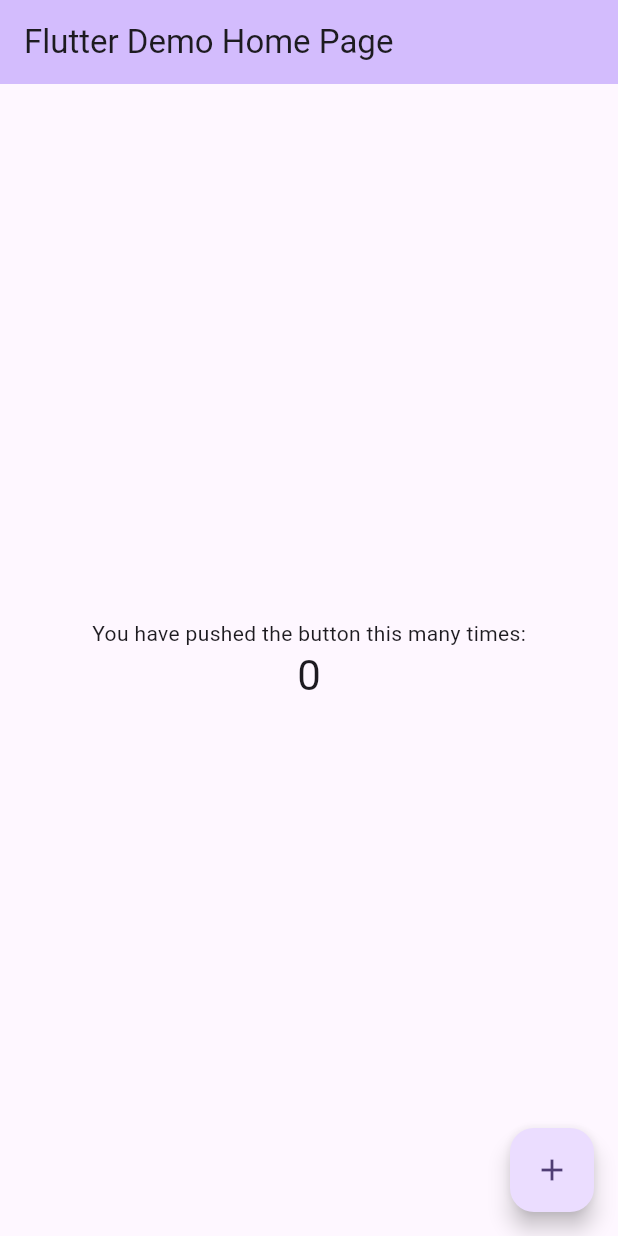
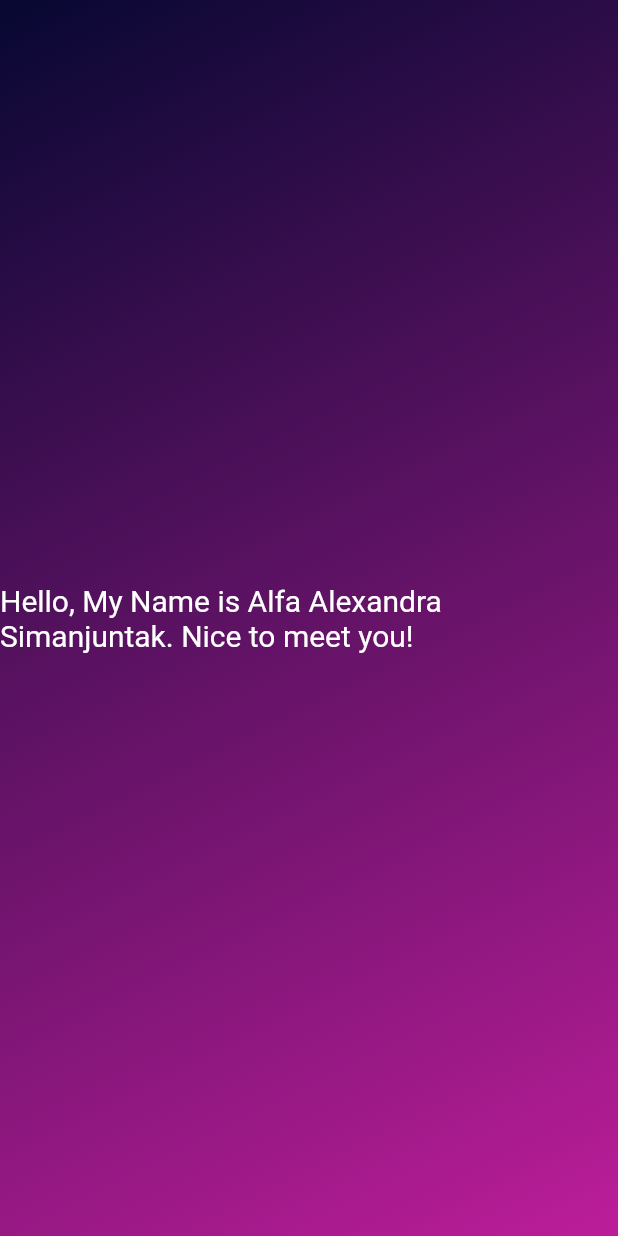
Before and after one commit to alfaalexx/learn-flutter, a Flutter app: the screen it shows after launch, on a phone screen of 412 x 824 dp. Run offline on Flutter 3.47's test engine with Material 2 defaults, Android fonts, the phone set to English and light mode, and no system bars.

Commit message:
Learn variables

```diff
--- /dev/null
+++ b/lib/gradient_container.dart
@@ -0,0 +1,28 @@
+import 'package:flutter/material.dart';
+import 'package:first_app/styled_text.dart';
+
+var startAlignment = Alignment.topLeft;
+var endAlignment = Alignment.bottomRight;
+
+class GradientContainer extends StatelessWidget {
+  const GradientContainer({super.key});
+
+  @override
+  Widget build(context) {
+    return Container(
+      decoration: BoxDecoration(
+        gradient: LinearGradient(
+          colors: const [
+            Color.fromARGB(255, 7, 8, 50),
+            Color.fromARGB(255, 188, 29, 153),
+          ],
+          begin: startAlignment,
+          end: endAlignment,
+        ),
+      ),
+      child: const Center(
+        child: StyledText(),
+      ),
+    );
+  }
+}
--- a/lib/main.dart
+++ b/lib/main.dart
@@ -1,125 +1,12 @@
 import 'package:flutter/material.dart';
+import 'package:first_app/gradient_container.dart';
 
 void main() {
-  runApp(const MyApp());
+  runApp(
+    const MaterialApp(
+      home: Scaffold(
+        body: GradientContainer(),
+      ),
+    ),
+  );
 }
-
-class MyApp extends StatelessWidget {
-  const MyApp({super.key});
-
-  // This widget is the root of your application.
-  @override
-  Widget build(BuildContext context) {
-    return MaterialApp(
-      title: 'Flutter Demo',
-      theme: ThemeData(
-        // This is the theme of your application.
-        //
-        // TRY THIS: Try running your application with "flutter run". You'll see
-        // the application has a blue toolbar. Then, without quitting the app,
-        // try changing the seedColor in the colorScheme below to Colors.green
-        // and then invoke "hot reload" (save your changes or press the "hot
-        // reload" button in a Flutter-supported IDE, or press "r" if you used
-        // the command line to start the app).
-        //
-        // Notice that the counter didn't reset back to zero; the application
-        // state is not lost during the reload. To reset the state, use hot
-        // restart instead.
-        //
-        // This works for code too, not just values: Most code changes can be
-        // tested with just a hot reload.
-        colorScheme: ColorScheme.fromSeed(seedColor: Colors.deepPurple),
-        useMaterial3: true,
-      ),
-      home: const MyHomePage(title: 'Flutter Demo Home Page'),
-    );
-  }
-}
-
-class MyHomePage extends StatefulWidget {
-  const MyHomePage({super.key, required this.title});
-
-  // This widget is the home page of your application. It is stateful, meaning
-  // that it has a State object (defined below) that contains fields that affect
-  // how it looks.
-
-  // This class is the configuration for the state. It holds the values (in this
-  // case the title) provided by the parent (in this case the App widget) and
-  // used by the build method of the State. Fields in a Widget subclass are
-  // always marked "final".
-
-  final String title;
-
-  @override
-  State<MyHomePage> createState() => _MyHomePageState();
-}
-
-class _MyHomePageState extends State<MyHomePage> {
-  int _counter = 0;
-
-  void _incrementCounter() {
-    setState(() {
-      // This call to setState tells the Flutter framework that something has
-      // changed in this State, which causes it to rerun the build method below
-      // so that the display can reflect the updated values. If we changed
-      // _counter without calling setState(), then the build method would not be
-      // called again, and so nothing would appear to happen.
-      _counter++;
-    });
-  }
-
-  @override
-  Widget build(BuildContext context) {
-    // This method is rerun every time setState is called, for instance as done
-    // by the _incrementCounter method above.
-    //
-    // The Flutter framework has been optimized to make rerunning build methods
-    // fast, so that you can just rebuild anything that needs updating rather
-    // than having to individually change instances of widgets.
-    return Scaffold(
-      appBar: AppBar(
-        // TRY THIS: Try changing the color here to a specific color (to
-        // Colors.amber, perhaps?) and trigger a hot reload to see the AppBar
-        // change color while the other colors stay the same.
-        backgroundColor: Theme.of(context).colorScheme.inversePrimary,
-        // Here we take the value from the MyHomePage object that was created by
-        // the App.build method, and use it to set our appbar title.
-        title: Text(widget.title),
-      ),
-      body: Center(
-        // Center is a layout widget. It takes a single child and positions it
-        // in the middle of the parent.
-        child: Column(
-          // Column is also a layout widget. It takes a list of children and
-          // arranges them vertically. By default, it sizes itself to fit its
-          // children horizontally, and tries to be as tall as its parent.
-          //
-          // Column has various properties to control how it sizes itself and
-          // how it positions its children. Here we use mainAxisAlignment to
-          // center the children vertically; the main axis here is the vertical
-          // axis because Columns are vertical (the cross axis would be
-          // horizontal).
-          //
-          // TRY THIS: Invoke "debug painting" (choose the "Toggle Debug Paint"
-          // action in the IDE, or press "p" in the console), to see the
-          // wireframe for each widget.
-          mainAxisAlignment: MainAxisAlignment.center,
-          children: <Widget>[
-            const Text(
-              'You have pushed the button this many times:',
-            ),
-            Text(
-              '$_counter',
-              style: Theme.of(context).textTheme.headlineMedium,
-            ),
-          ],
-        ),
-      ),
-      floatingActionButton: FloatingActionButton(
-        onPressed: _incrementCounter,
-        tooltip: 'Increment',
-        child: const Icon(Icons.add),
-      ), // This trailing comma makes auto-formatting nicer for build methods.
-    );
-  }
-}
--- /dev/null
+++ b/lib/styled_text.dart
@@ -0,0 +1,16 @@
+import 'package:flutter/material.dart';
+
+class StyledText extends StatelessWidget {
+  const StyledText({super.key});
+
+  @override
+  Widget build(context) {
+    return const Text(
+      'Hello, My Name is Alfa Alexandra Simanjuntak. Nice to meet you!',
+      style: TextStyle(
+        color: Colors.white,
+        fontSize: 20,
+      ),
+    );
+  }
+}
```
